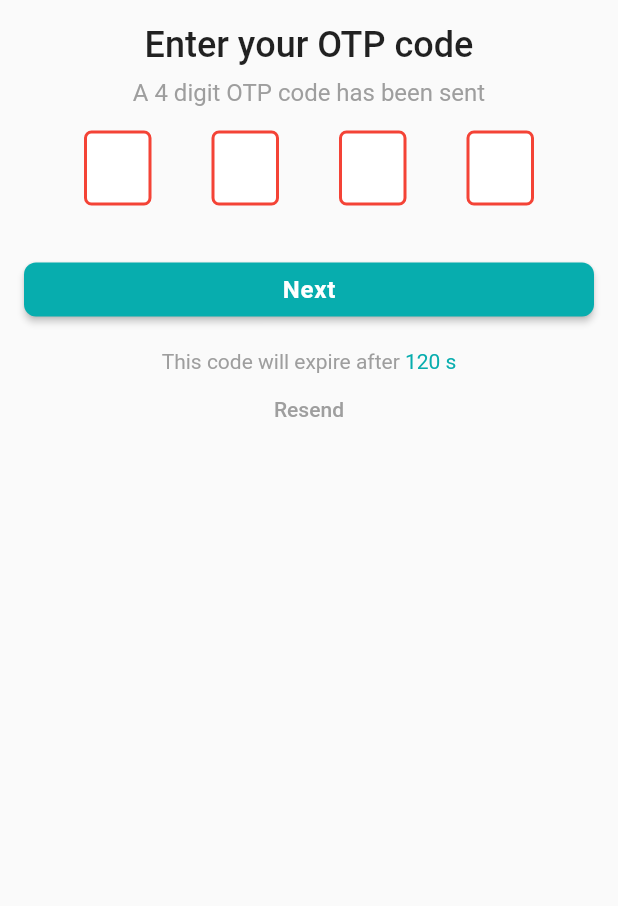
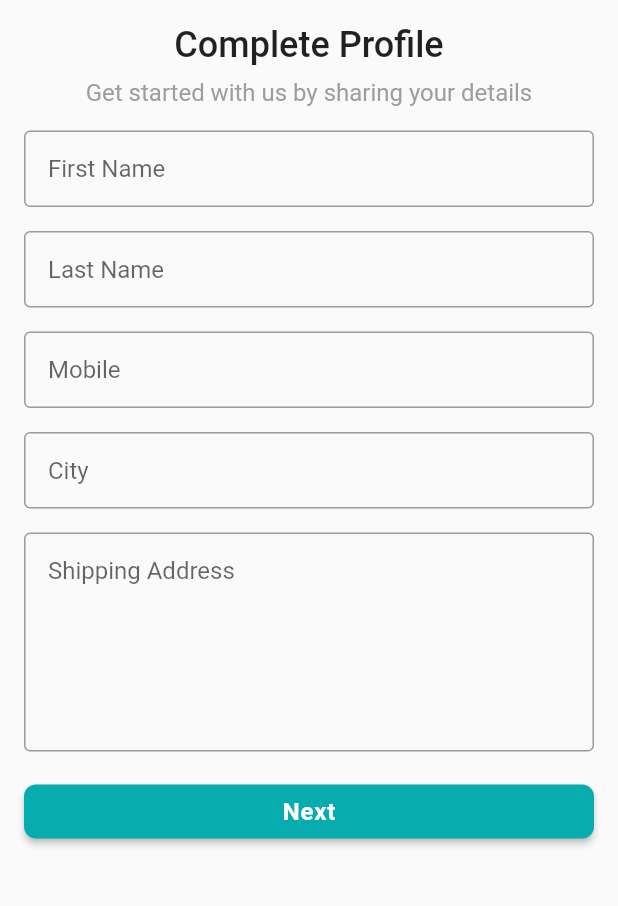
Before and after one commit to Nahin-CDR/craftyBay, a Flutter app: the OTPVerificationScreen screen opened directly, after a tap on "Next", on a phone screen of 412 x 824 dp, the part 324-1230 px from its top. Run offline on Flutter 3.47's test engine with Material 2 defaults, Android fonts, the phone set to English and light mode, and no system bars; drawn by our look-alikes of pin_code_fields; our stand-ins replace flutter_svg, get.

Commit message:
completeProfile screen design done

```diff
--- /dev/null
+++ b/lib/presentation/ui/screens/auth/completeProfileScreen.dart
@@ -0,0 +1,104 @@
+import 'package:flutter/material.dart';
+import 'package:flutter_svg/svg.dart';
+import '../../utility/assetManager.dart';
+import '../../utility/colorManager.dart';
+
+class CompleteProfileScreen extends StatefulWidget {
+  const CompleteProfileScreen({super.key});
+
+  @override
+  State<CompleteProfileScreen> createState() => _CompleteProfileScreenState();
+}
+
+class _CompleteProfileScreenState extends State<CompleteProfileScreen> {
+  @override
+  Widget build(BuildContext context) {
+    return Scaffold(
+      body: SafeArea(
+        child: SingleChildScrollView(
+          child: Padding(
+            padding: const EdgeInsets.all(16.0),
+            child: Column(
+              children: [
+                const SizedBox(
+                  height: 100
+                ),
+                Center(
+                  child: SvgPicture.asset(
+                    AssetsManager.logoSVG,
+                    height: 100,
+                  ),
+                ),
+                const SizedBox(height: 16),
+                Text("Complete Profile",style: Theme.of(context).textTheme.titleLarge?.copyWith(fontSize: 24)),
+                const SizedBox(height: 8),
+                Text("Get started with us by sharing your details", style: Theme.of(context).textTheme.titleMedium?.copyWith(color:Colors.grey)),
+                const SizedBox(height: 16),
+                TextFormField(
+                  decoration: const InputDecoration(
+                    hintText: "First Name",
+                      border: OutlineInputBorder(),
+                      contentPadding: EdgeInsets.symmetric(horizontal: 16,vertical: 16),
+                  ),
+                ),
+                const SizedBox(height: 16),
+                TextFormField(
+                  decoration: const InputDecoration(
+                      hintText: "Last Name",
+                      border: OutlineInputBorder(),
+                      contentPadding: EdgeInsets.symmetric(horizontal: 16,vertical: 16),
+                  ),
+                ),
+                const SizedBox(height: 16),
+                TextFormField(
+                  decoration: const InputDecoration(
+                      hintText: "Mobile",
+                      border: OutlineInputBorder(),
+                      contentPadding: EdgeInsets.symmetric(horizontal: 16,vertical: 16),
+                  ),
+                ),
+                const SizedBox(height: 16),
+                TextFormField(
+                  decoration: const InputDecoration(
+                      hintText: "City",
+                      border: OutlineInputBorder(),
+                      contentPadding: EdgeInsets.symmetric(horizontal: 16,vertical: 16),
+                  ),
+                ),
+                const SizedBox(height: 16),
+                TextFormField(
+                  maxLines: 6,
+                  decoration: const InputDecoration(
+                      hintText: "Shipping Address",
+                      contentPadding: EdgeInsets.symmetric(horizontal: 16,vertical: 16),
+                      border: OutlineInputBorder()
+                  ),
+                ),
+                const SizedBox(height: 16),
+                SizedBox(
+                  width: double.infinity,
+                  child: ElevatedButton(
+                    style: ElevatedButton.styleFrom(
+                      textStyle: const TextStyle(
+                          fontSize: 16,
+                          letterSpacing: 0.5,
+                          fontWeight: FontWeight.w600
+                      ),
+                      backgroundColor: ColorsManager.appPrimaryColor,
+                      shape: RoundedRectangleBorder(
+                          borderRadius: BorderRadius.circular(8.0)
+                      ),
+                    ),
+                    onPressed: (){},
+                    child: const Text("Next"),
+                  ),
+                ),
+                const SizedBox(height: 16)
+              ],
+            ),
+          ),
+        ),
+      ),
+    );
+  }
+}
--- a/lib/presentation/ui/screens/auth/otpVerificationScreen.dart
+++ b/lib/presentation/ui/screens/auth/otpVerificationScreen.dart
@@ -1,5 +1,7 @@
+import 'package:ecommerce/presentation/ui/screens/auth/completeProfileScreen.dart';
 import 'package:flutter/material.dart';
 import 'package:flutter_svg/svg.dart';
+import 'package:get/get.dart';
 import 'package:pin_code_fields/pin_code_fields.dart';
 import '../../utility/assetManager.dart';
 import '../../utility/colorManager.dart';
@@ -84,7 +86,9 @@ class _OTPVerificationScreenState extends State<OTPVerificationScreen> {
                           borderRadius: BorderRadius.circular(8.0)
                       ),
                     ),
-                    onPressed: (){},
+                    onPressed: (){
+                      Get.offAll(const CompleteProfileScreen());
+                    },
                     child: const Text("Next"),
                   ),
                 ),
```
